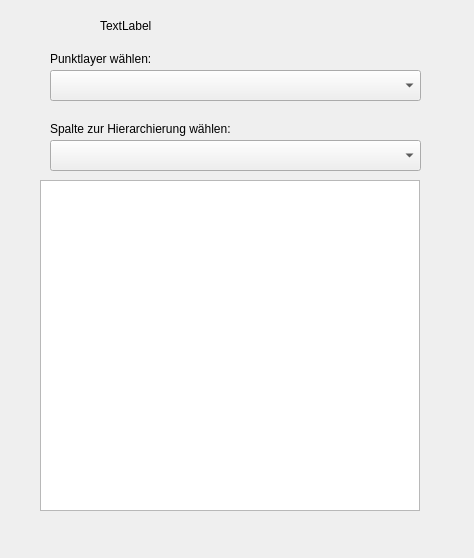
Before: the Qt Designer form heatpointextracter/heatPointExtracter_dialog_base.ui in beneke090/heatpointextracter, drawn with Qt 5.
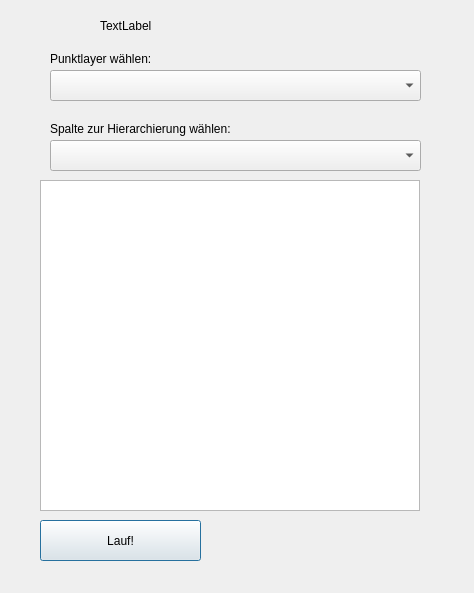
After: the same form once the commit is applied.

The edit to the form file:
```diff
--- a/heatpointextracter/heatPointExtracter_dialog_base.ui
+++ b/heatpointextracter/heatPointExtracter_dialog_base.ui
@@ -7,7 +7,7 @@
     <x>0</x>
     <y>0</y>
     <width>474</width>
-    <height>558</height>
+    <height>593</height>
    </rect>
   </property>
   <property name="windowTitle">
@@ -82,6 +82,19 @@
     <string>TextLabel</string>
    </property>
   </widget>
+  <widget class="QPushButton" name="run_pb">
+   <property name="geometry">
+    <rect>
+     <x>40</x>
+     <y>520</y>
+     <width>161</width>
+     <height>41</height>
+    </rect>
+   </property>
+   <property name="text">
+    <string>Lauf!</string>
+   </property>
+  </widget>
  </widget>
  <resources/>
  <connections/>
```
